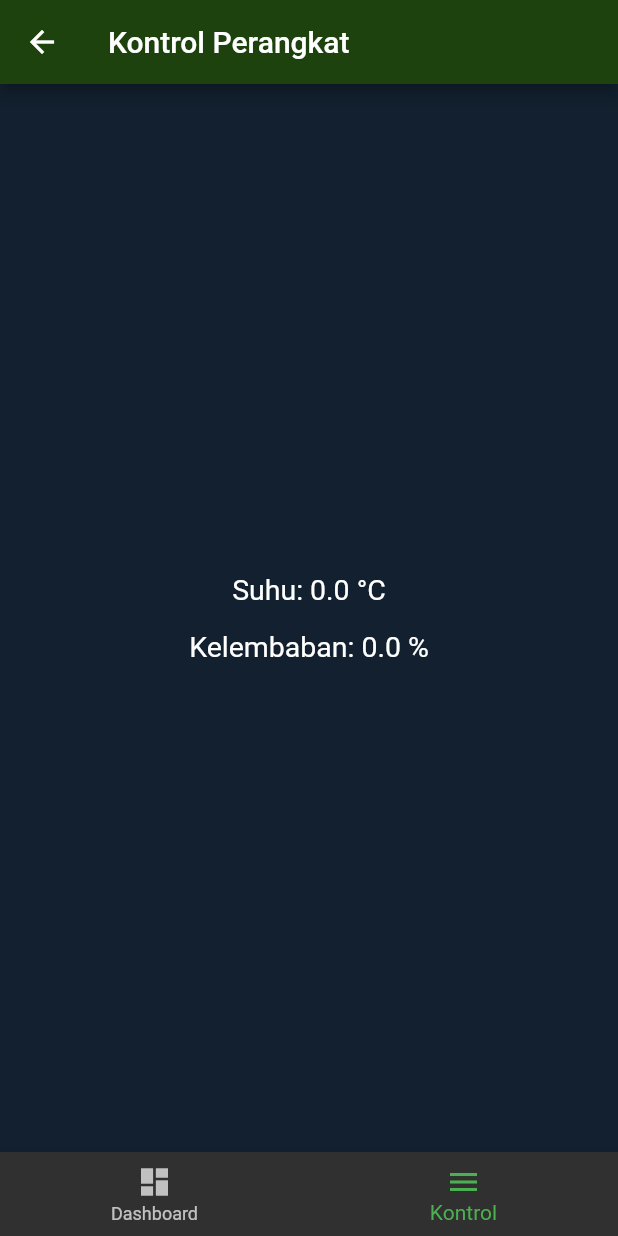
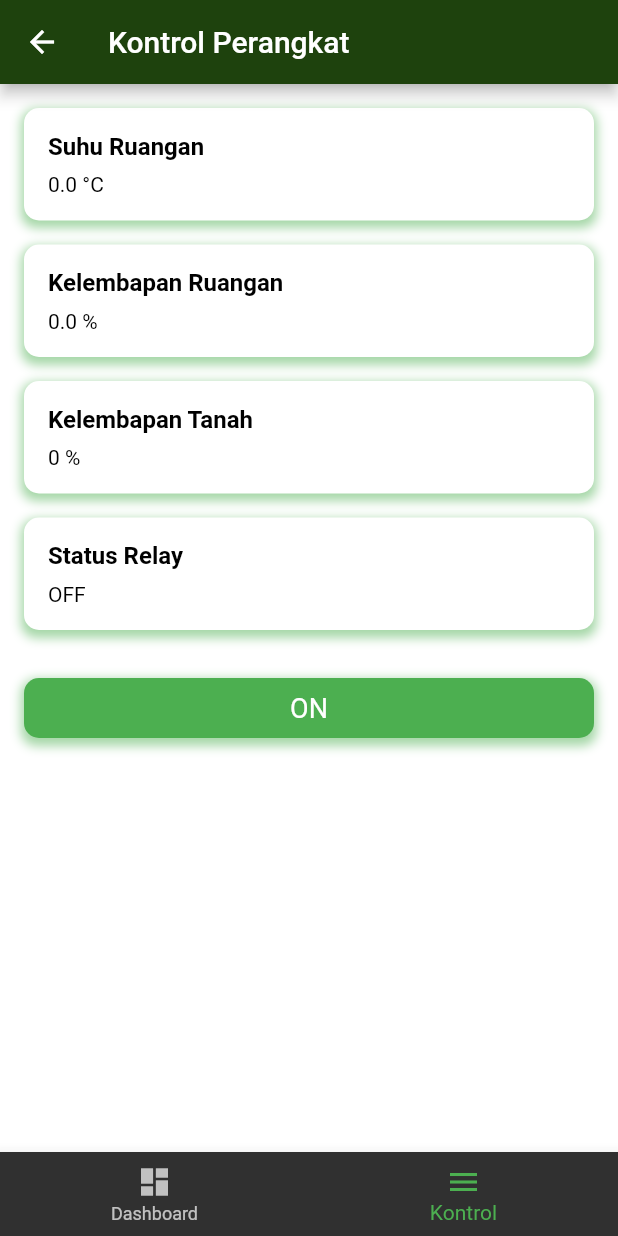
Before and after one commit to UdinDesu/aplikasi_smart_green_house, a Flutter app: the MenuPageApp screen opened by its route, on a phone screen of 412 x 824 dp. Run offline on Flutter 3.47's test engine with Material 2 defaults, Android fonts, the phone set to English and light mode, and no system bars; our stand-ins replace carousel_slider, firebase_core, firebase_database; accounts and stored records are empty; Roboto replaces fonts that are missing (Times New Roman).

Commit message:
update UI

```diff
--- a/lib/dashboard_page.dart
+++ b/lib/dashboard_page.dart
@@ -98,27 +98,19 @@ class _DashboardPageState extends State<DashboardPage> {
                     Colors.white,
                   ),
                   BuildInfoBox(
-                    "Intensitas Cahaya",
+                    "Lampu",
                     'assets/icon/light.png',
                     context,
                     Colors.black,
-                    "Intensitas Cahaya ditampilkan dalam satuan persen, Intensitas Cahaya ini mencakup 1 ruangan",
+                    "Menu ini digunakan untuk mengontrol lampu",
                     Colors.white,
                   ),
                   BuildInfoBox(
-                    "Kelembapan",
+                    "Kelembapan Tanah",
                     'assets/icon/soil.png',
                     context,
                     Colors.black,
-                    "Kelembapan ditampilkan dalam satuan persen, Kelembapan ini mencakup 1 ruangan",
-                    Colors.white,
-                  ),
-                  BuildInfoBox(
-                    "Kadar Air",
-                    'assets/icon/water.png',
-                    context,
-                    Colors.black,
-                    "Kadar air ditampilkan dalam satuan persen, Kadar air ini mencakup tanah yang berada di ruangan tersebut",
+                    "Kelembapan tanah akan di tampilkan dalam bentuk poin, semakin tinggi poin, semakin lembap tanahnya",
                     Colors.white,
                   ),
                 ],
--- a/lib/menu_page.dart
+++ b/lib/menu_page.dart
@@ -1,7 +1,7 @@
 import 'package:flutter/material.dart';
 import 'dashboard_page.dart';
 import 'bottom_nav_bar.dart';
-import 'package:firebase_core/firebase_core.dart'; // Import Firebase Core
+import 'package:firebase_core/firebase_core.dart';
 import 'package:firebase_database/firebase_database.dart';
 
 void main() async {
@@ -27,8 +27,28 @@ class MenuPageApp extends StatefulWidget {
 
 class _MenuPageAppState extends State<MenuPageApp> {
   int _selectedIndex = 0;
-  double temp = 0.0;
-  double hum = 0.0;
+  double suhuRuangan = 0.0;
+  double kelembapanRuangan = 0.0;
+  int kelembapanTanah = 0;
+  String statusRelay = 'OFF';
+  bool isLed1On = true;
+
+  final DatabaseReference led1Reference =
+  FirebaseDatabase.instance.reference().child('Status_Lampu');
+
+  void _onItemTapped(int index) {
+    setState(() {
+      _selectedIndex = index;
+    });
+  }
+
+  void _toggleLed1() {
+    setState(() {
+      isLed1On = !isLed1On;
+    });
+
+    led1Reference.set(isLed1On ? 'ON' : 'OFF');
+  }
 
   @override
   void initState() {
@@ -39,8 +59,10 @@ class _MenuPageAppState extends State<MenuPageApp> {
       if (event.snapshot.value != null) {
         final dynamic data = event.snapshot.value;
         setState(() {
-          temp = (data['Suhu'] as double?) ?? 0.0;
-          hum = (data['Kelembaban'] as double?) ?? 0.0;
+          suhuRuangan = (data['Suhu_ruangan'] as double?) ?? 0.0;
+          kelembapanRuangan = (data['Kelembapan_ruangan'] as double?) ?? 0.0;
+          kelembapanTanah = (data['Kelembapan_tanah'] as int?) ?? 0;
+          statusRelay = data['Status_relay'] ?? 'OFF';
         });
       }
     });
@@ -49,37 +71,48 @@ class _MenuPageAppState extends State<MenuPageApp> {
   @override
   Widget build(BuildContext context) {
     return Scaffold(
+      backgroundColor: Colors.white,
       appBar: AppBar(
         backgroundColor: const Color(0xFF1E420D),
         title: Text('Kontrol Perangkat'),
       ),
-      body: Center(
-        child: Column(
-          mainAxisAlignment: MainAxisAlignment.center,
+      body: ListView(
+        padding: EdgeInsets.all(16),
         children: [
-            Text(
-              'Suhu: $temp °C',
+          buildDataItem('Suhu Ruangan', '$suhuRuangan °C'),
+          buildDataItem('Kelembapan Ruangan', '$kelembapanRuangan %'),
+          buildDataItem('Kelembapan Tanah', '$kelembapanTanah %'),
+          buildDataItem('Status Relay', statusRelay),
+          GestureDetector(
+            onTap: _toggleLed1,
+            child: Container(
+              width: double.infinity,
+              height: 40,
+              margin: EdgeInsets.only(top: 16),
+              decoration: BoxDecoration(
+                color: isLed1On ? Colors.green : Colors.red,
+                borderRadius: BorderRadius.circular(10),
+                boxShadow: [
+                  BoxShadow(
+                    color: Colors.green.withOpacity(0.5),
+                    spreadRadius: 2,
+                    blurRadius: 5,
+                    offset: Offset(0, 3),
+                  ),
+                ],
+              ),
+              child: Center(
+                child: Text(
+                  isLed1On ? 'ON' : 'OFF',
                   style: TextStyle(
                     color: Colors.white,
-                fontSize: 19,
-                fontFamily: 'Times New Roman',
-                fontWeight: FontWeight.w400,
-                height: 0,
+                    fontSize: 18,
                   ),
                 ),
-            SizedBox(height: 16), // Menambahkan jarak vertikal
-            Text(
-              'Kelembaban: $hum %',
-              style: TextStyle(
-                color: Colors.white,
-                fontSize: 19,
-                fontFamily: 'Times New Roman',
-                fontWeight: FontWeight.w400,
-                height: 0,
+              ),
             ),
           ),
         ],
-        ),
       ),
       bottomNavigationBar: CustomBottomNavigationBar(
         currentIndex: 1,
@@ -112,4 +145,44 @@ class _MenuPageAppState extends State<MenuPageApp> {
       ),
     );
   }
+
+  Widget buildDataItem(String title, String value) {
+    return Container(
+      margin: EdgeInsets.only(bottom: 16),
+      padding: EdgeInsets.all(16),
+      decoration: BoxDecoration(
+        color: Colors.white,
+        borderRadius: BorderRadius.circular(10),
+        boxShadow: [
+          BoxShadow(
+            color: Colors.green.withOpacity(0.5),
+            spreadRadius: 2,
+            blurRadius: 5,
+            offset: Offset(0, 3),
+          ),
+        ],
+      ),
+      child: Column(
+        crossAxisAlignment: CrossAxisAlignment.start,
+        children: [
+          Text(
+            title,
+            style: TextStyle(
+              color: Colors.black,
+              fontSize: 16,
+              fontWeight: FontWeight.bold,
+            ),
+          ),
+          SizedBox(height: 8),
+          Text(
+            value,
+            style: TextStyle(
+              color: Colors.black,
+              fontSize: 14,
+            ),
+          ),
+        ],
+      ),
+    );
   }
+}
```
Lines whose indentation alone changed are shown as unchanged.
